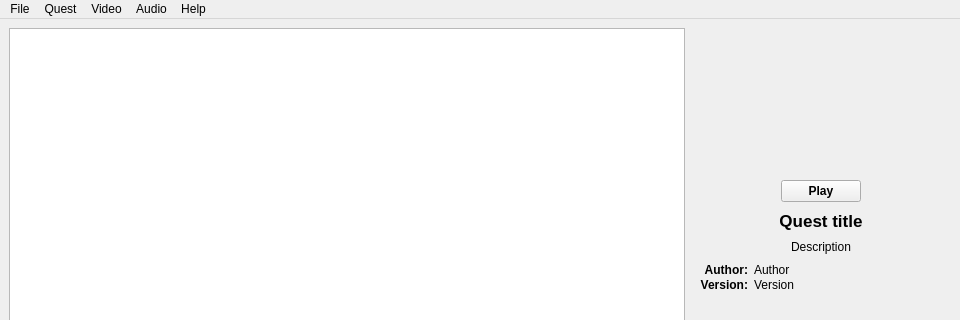
Before: the Qt Designer form gui/src/main_window.ui in Cpasjuste/solarus, drawn with Qt 5; both pictures show x 0 to 960 and y 0 to 320 of the 960 by 640 pixel window.
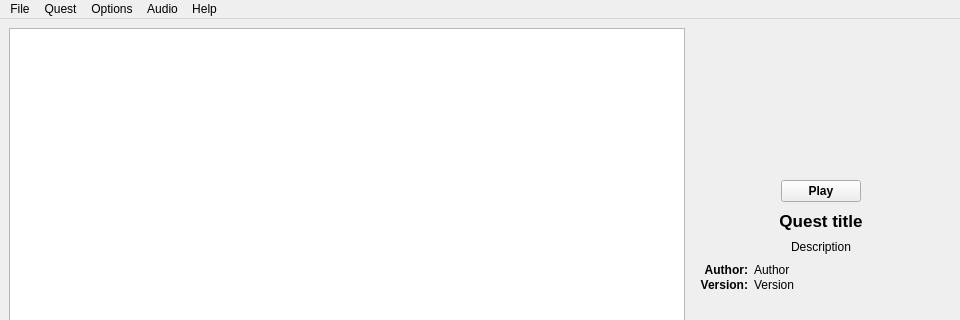
After: the same form once the commit is applied. Icons and pictures are not drawn. Custom widgets are drawn as their Qt base class.

Commit message:
Add launcher option to control suspension on Window Focus events
* Rename "Video" menu to "Options"
* Rename "Force Software" to "Force software rendering"
* Disable force-software and suspend-unfocused options when quest is running
* Minor code style improvements for consistency

The edit to the form file:
```diff
--- a/gui/src/main_window.ui
+++ b/gui/src/main_window.ui
@@ -632,9 +632,9 @@
     <addaction name="action_stop_quest"/>
     <addaction name="separator"/>
    </widget>
-   <widget class="QMenu" name="menu_video">
+   <widget class="QMenu" name="menu_options">
     <property name="title">
-     <string>Video</string>
+     <string>Options</string>
     </property>
     <widget class="QMenu" name="menu_zoom">
      <property name="title">
@@ -665,7 +665,7 @@
    </widget>
    <addaction name="menu_file"/>
    <addaction name="menu_quest"/>
-   <addaction name="menu_video"/>
+   <addaction name="menu_options"/>
    <addaction name="menu_audio"/>
    <addaction name="menu_help"/>
   </widget>
```
Left out of the diff: 11 changed lines with no effect on the pictures. The commit also changes 3 other files.
